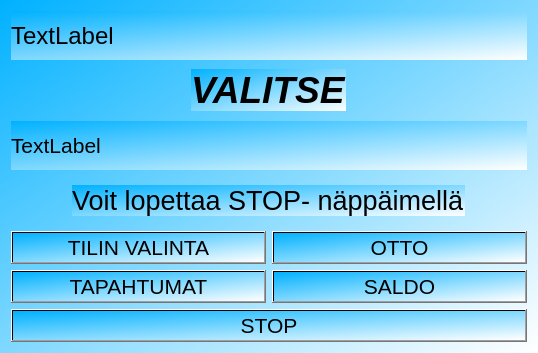
Samulimv/mybankautomat_project, file bank-automat/mainmenu.ui: the form before one commit.
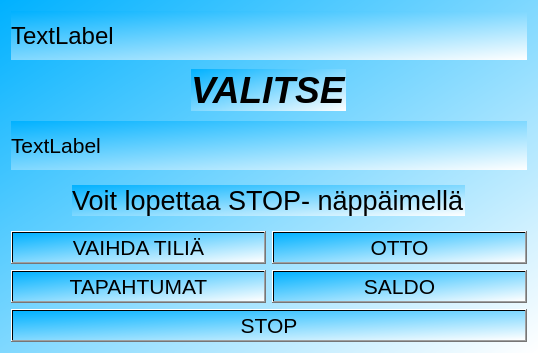
The form after the commit.

```diff
--- a/bank-automat/mainmenu.ui
+++ b/bank-automat/mainmenu.ui
@@ -107,7 +107,7 @@
         <bool>false</bool>
        </property>
        <property name="text">
-        <string>TILIN VALINTA</string>
+        <string>VAIHDA TILIÄ</string>
        </property>
       </widget>
      </item>
```
